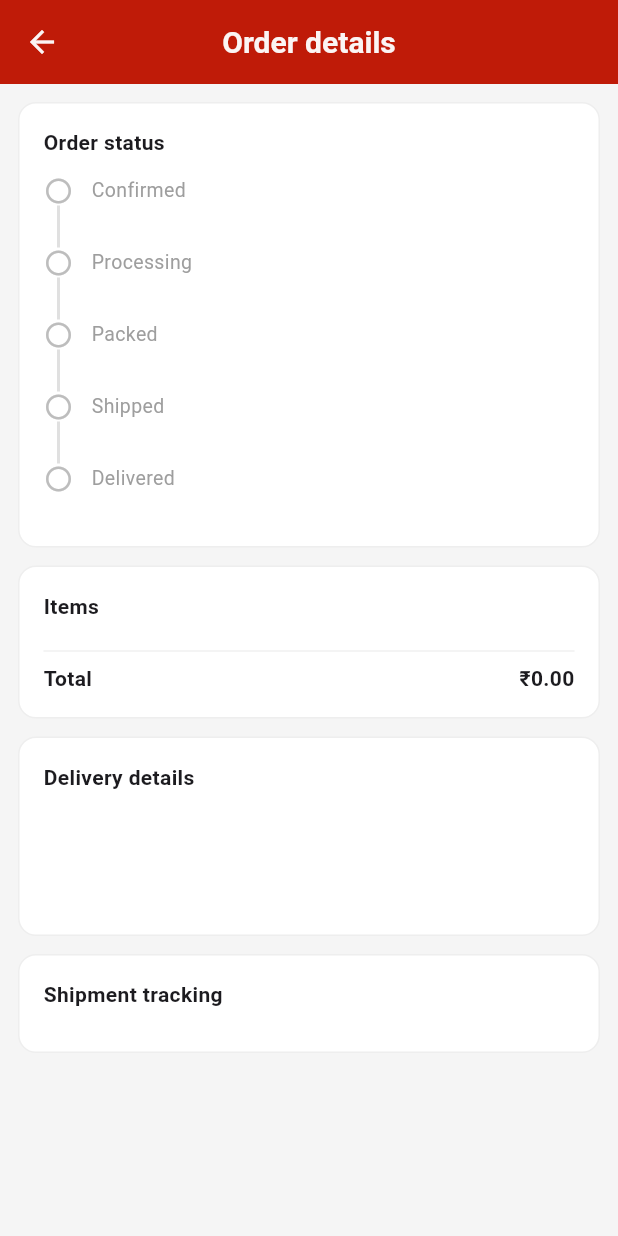
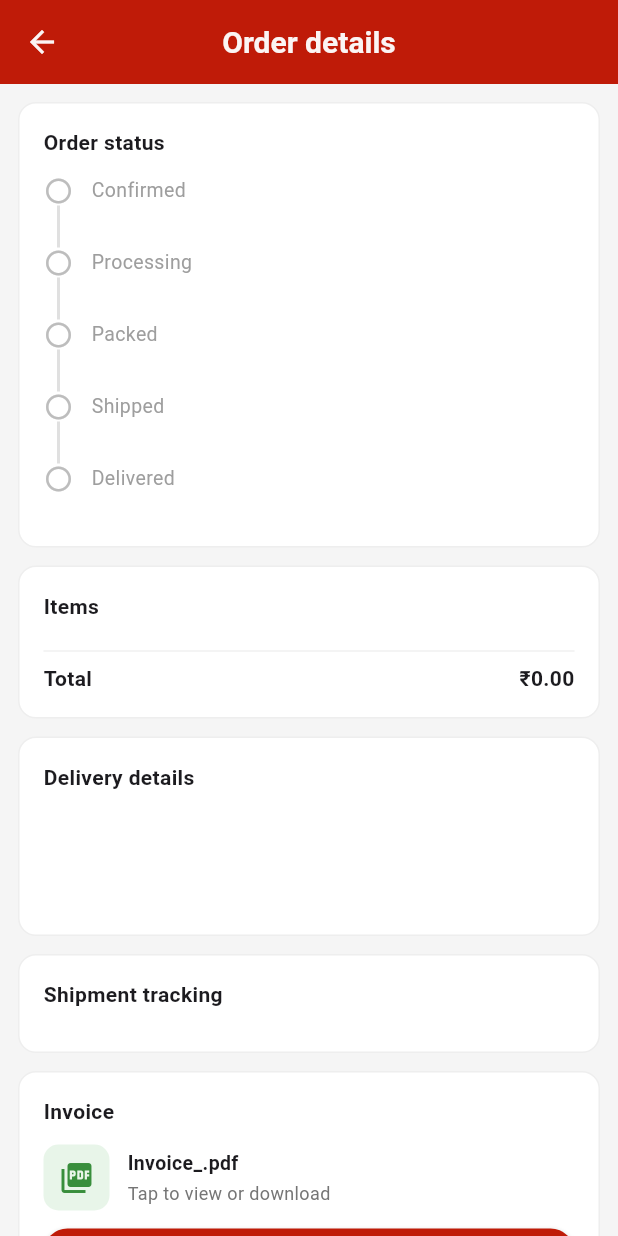
Before and after one commit to Paramveergit/SG-IOS, a Flutter app: the OrderDetailScreen screen opened directly with empty values, on a phone screen of 412 x 824 dp. Run offline on Flutter 3.47's test engine with Material 3 defaults, Android fonts, the phone set to English and light mode, and no system bars; our stand-ins replace cached_network_image, carousel_slider, cloud_firestore, firebase_auth, firebase_core, firebase_messaging and 8 more; missing offline and left inert: image_card; accounts and stored records are empty.

Commit message:
Add Invoice card - customer can view/download once admin attaches a PDF

```diff
--- a/e_comm/lib/screens/user-panel/order-detail-screen.dart
+++ b/e_comm/lib/screens/user-panel/order-detail-screen.dart
@@ -109,6 +109,10 @@ class _OrderDetailScreenState extends State<OrderDetailScreen> {
           if (order.transporterDetails != null) ...[
             const SizedBox(height: 12.0),
             _TransporterCard(transporter: order.transporterDetails!),
+          ],
+          if (order.invoiceUrl != null) ...[
+            const SizedBox(height: 12.0),
+            _InvoiceCard(invoiceUrl: order.invoiceUrl!, orderNumber: order.orderNumber.isNotEmpty ? order.orderNumber : order.orderId),
           ],
         ],
       ),
@@ -406,3 +410,68 @@ class _TransporterCard extends StatelessWidget {
     );
   }
 }
+
+/// Shows the invoice once the admin has attached one - a clean card
+/// with a document icon and a single, unambiguous action, matching the
+/// same visual language as the shipment tracking card above it.
+class _InvoiceCard extends StatelessWidget {
+  final String invoiceUrl;
+  final String orderNumber;
+
+  const _InvoiceCard({required this.invoiceUrl, required this.orderNumber});
+
+  @override
+  Widget build(BuildContext context) {
+    return _SectionCard(
+      title: 'Invoice',
+      children: [
+        Row(
+          children: [
+            Container(
+              padding: const EdgeInsets.all(10.0),
+              decoration: BoxDecoration(
+                color: Colors.green.shade50,
+                borderRadius: BorderRadius.circular(10.0),
+              ),
+              child: Icon(Icons.picture_as_pdf, color: Colors.green.shade700, size: 24.0),
+            ),
+            const SizedBox(width: 12.0),
+            Expanded(
+              child: Column(
+                crossAxisAlignment: CrossAxisAlignment.start,
+                children: [
+                  Text(
+                    'Invoice_$orderNumber.pdf',
+                    style: const TextStyle(fontWeight: FontWeight.w600, fontSize: 13.0),
+                    overflow: TextOverflow.ellipsis,
+                  ),
+                  const SizedBox(height: 2.0),
+                  Text('Tap to view or download', style: TextStyle(fontSize: 12.0, color: Colors.grey.shade600)),
+                ],
+              ),
+            ),
+          ],
+        ),
+        const SizedBox(height: 12.0),
+        SizedBox(
+          width: double.infinity,
+          child: ElevatedButton.icon(
+            onPressed: () async {
+              final uri = Uri.tryParse(invoiceUrl);
+              if (uri != null && await canLaunchUrl(uri)) {
+                await launchUrl(uri, mode: LaunchMode.externalApplication);
+              }
+            },
+            style: ElevatedButton.styleFrom(
+              backgroundColor: AppConstant.appMainColor,
+              foregroundColor: Colors.white,
+              padding: const EdgeInsets.symmetric(vertical: 12.0),
+            ),
+            icon: const Icon(Icons.download_outlined, size: 18.0),
+            label: const Text('View Invoice'),
+          ),
+        ),
+      ],
+    );
+  }
+}
```
